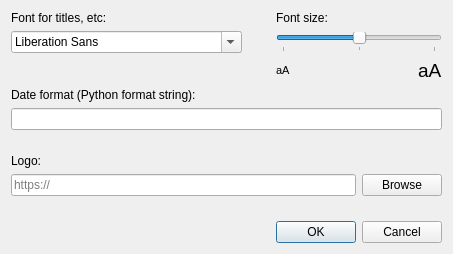
First picture: the form in quick_print3_settings_dialog_base.ui, repository MarcoDuiker/QGIS_QuickPrint, before the edit.
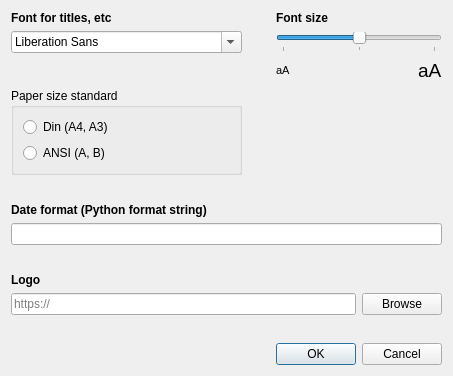
Second picture: the form after the edit.

Commit message: support for different paper size standards; fixes #10

The edit to the form file:
```diff
--- a/quick_print3_settings_dialog_base.ui
+++ b/quick_print3_settings_dialog_base.ui
@@ -7,21 +7,46 @@
     <x>0</x>
     <y>0</y>
     <width>453</width>
-    <height>254</height>
+    <height>376</height>
    </rect>
   </property>
+  <property name="font">
+   <font>
+    <weight>50</weight>
+    <bold>false</bold>
+   </font>
+  </property>
   <property name="windowTitle">
    <string>QuickPrint Settings</string>
   </property>
   <layout class="QGridLayout" name="gridLayout">
+   <item row="6" column="0">
+    <spacer name="verticalSpacer_4">
+     <property name="orientation">
+      <enum>Qt::Vertical</enum>
+     </property>
+     <property name="sizeHint" stdset="0">
+      <size>
+       <width>20</width>
+       <height>40</height>
+      </size>
+     </property>
+    </spacer>
+   </item>
    <item row="0" column="0">
     <widget class="QLabel" name="label_2">
+     <property name="font">
+      <font>
+       <weight>75</weight>
+       <bold>true</bold>
+      </font>
+     </property>
      <property name="text">
-      <string>Font for titles, etc:</string>
+      <string>Font for titles, etc</string>
      </property>
     </widget>
    </item>
-   <item row="7" column="3">
+   <item row="11" column="3">
     <widget class="QPushButton" name="fileBrowseButton">
      <property name="toolTip">
       <string>Browse to a local image file to use as a logo</string>
@@ -31,7 +56,7 @@
      </property>
     </widget>
    </item>
-   <item row="9" column="2" colspan="2">
+   <item row="13" column="2" colspan="2">
     <widget class="QDialogButtonBox" name="cancel_save_button_box">
      <property name="orientation">
       <enum>Qt::Horizontal</enum>
@@ -41,7 +66,7 @@
      </property>
     </widget>
    </item>
-   <item row="4" column="0" colspan="4">
+   <item row="8" column="0" colspan="4">
     <widget class="QLineEdit" name="date_format_ldt">
      <property name="statusTip">
       <string>Supply a Python format string for date formatting</string>
@@ -51,7 +76,7 @@
      </property>
     </widget>
    </item>
-   <item row="5" column="0">
+   <item row="9" column="0">
     <spacer name="verticalSpacer_2">
      <property name="orientation">
       <enum>Qt::Vertical</enum>
@@ -64,20 +89,32 @@
      </property>
     </spacer>
    </item>
-   <item row="6" column="0" colspan="2">
+   <item row="10" column="0" colspan="2">
     <widget class="QLabel" name="label">
+     <property name="font">
+      <font>
+       <weight>75</weight>
+       <bold>true</bold>
+      </font>
+     </property>
      <property name="text">
-      <string>Logo:</string>
+      <string>Logo</string>
      </property>
     </widget>
    </item>
-   <item row="3" column="0" colspan="3">
+   <item row="7" column="0" colspan="3">
     <widget class="QLabel" name="opmerkingenLbl">
      <property name="enabled">
       <bool>true</bool>
      </property>
+     <property name="font">
+      <font>
+       <weight>75</weight>
+       <bold>true</bold>
+      </font>
+     </property>
      <property name="text">
-      <string>Date format (Python format string):</string>
+      <string>Date format (Python format string)</string>
      </property>
     </widget>
    </item>
@@ -88,7 +125,7 @@
      </property>
     </widget>
    </item>
-   <item row="7" column="0" colspan="3">
+   <item row="11" column="0" colspan="3">
     <widget class="QLineEdit" name="logo_path_ldt">
      <property name="toolTip">
       <string>Path to a logo image. Can be a URL starting with http or a local file</string>
@@ -114,7 +151,7 @@
      </property>
     </spacer>
    </item>
-   <item row="8" column="0">
+   <item row="12" column="0">
     <spacer name="verticalSpacer_3">
      <property name="orientation">
       <enum>Qt::Vertical</enum>
@@ -142,8 +179,14 @@
    </item>
    <item row="0" column="2">
     <widget class="QLabel" name="label_3">
+     <property name="font">
+      <font>
+       <weight>75</weight>
+       <bold>true</bold>
+      </font>
+     </property>
      <property name="text">
-      <string>Font size:</string>
+      <string>Font size</string>
      </property>
     </widget>
    </item>
@@ -184,6 +227,35 @@
      </property>
     </widget>
    </item>
+   <item row="3" column="0">
+    <widget class="QGroupBox" name="groupBox">
+     <property name="font">
+      <font>
+       <weight>50</weight>
+       <bold>false</bold>
+      </font>
+     </property>
+     <property name="title">
+      <string>Paper size standard</string>
+     </property>
+     <layout class="QVBoxLayout" name="verticalLayout">
+      <item>
+       <widget class="QRadioButton" name="paper_size_din_rbn">
+        <property name="text">
+         <string>Din (A4, A3)</string>
+        </property>
+       </widget>
+      </item>
+      <item>
+       <widget class="QRadioButton" name="paper_size_ansi_rbn">
+        <property name="text">
+         <string>ANSI (A, B)</string>
+        </property>
+       </widget>
+      </item>
+     </layout>
+    </widget>
+   </item>
   </layout>
  </widget>
  <resources/>
```
The commit also changes 5 other files.
